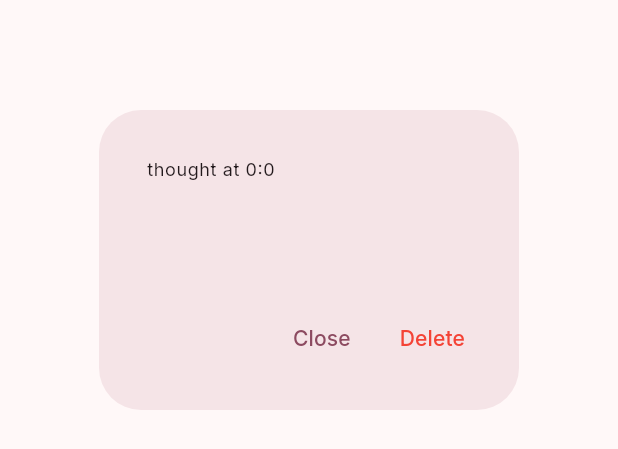
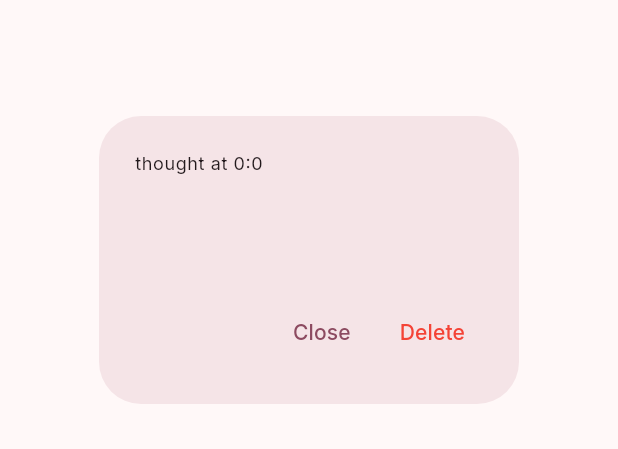
Before and after one commit to yogesh-aggarwal/thoughts, a Flutter app: the ViewThoughtDialog widget shown alone on an empty page, opened directly with empty values, on a phone screen of 412 x 824 dp. Shown: the part 358-807 px from the top of the screen. Run offline on Flutter 3.47's test engine with Material 2 defaults, Android fonts, the phone set to English and light mode, and no system bars; our stand-ins replace cloud_firestore, firebase_auth, firebase_core, firebase_storage, google_fonts, google_sign_in and 1 more; accounts and stored records are empty; statements that could not run were skipped.

Commit message:
Added settings screen and fixed overflow issues in view_thoughts dialog

```diff
--- a/lib/dialogs/view_thought.dart
+++ b/lib/dialogs/view_thought.dart
@@ -14,22 +14,25 @@ class ViewThoughtDialog extends StatelessWidget {
         DateTime.fromMillisecondsSinceEpoch(thought.dateCreated);
 
     return AlertDialog(
-      content: Container(
-        padding: const EdgeInsets.symmetric(vertical: 16.0, horizontal: 8),
+      title: Text(
+        "thought at ${thoughtAt.hour}:${thoughtAt.minute}",
+        style: Theme.of(context).textTheme.bodySmall,
+      ),
+      content: ConstrainedBox(
+        constraints: BoxConstraints(
+            maxHeight: MediaQuery.of(context).size.height * 0.75),
+        child: SingleChildScrollView(
           child: Column(
             mainAxisSize: MainAxisSize.min,
             crossAxisAlignment: CrossAxisAlignment.start,
             children: [
-            Text(
-              "thought at ${thoughtAt.hour}:${thoughtAt.minute}",
-              style: Theme.of(context).textTheme.bodySmall,
-            ),
               const SizedBox(height: 16),
               Text(
                 thought.content,
                 style: Theme.of(context).textTheme.bodyLarge,
               ),
             ],
+          ),
         ),
       ),
       actions: [
```
Also changed, not shown: lib/screens/settings.dart (added, +10 -0 lines). Lines whose indentation alone changed are shown as unchanged.
